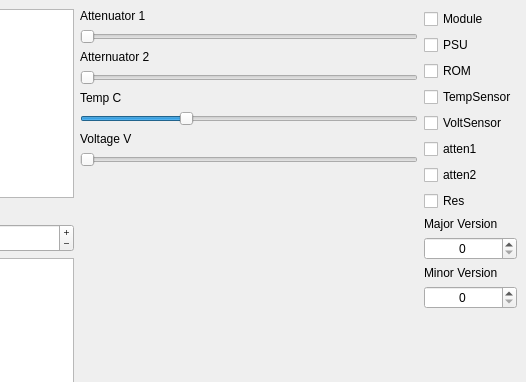
Qt form server/mainwindow.ui (brik13ET/lo1337l) before a commit; both pictures show x 274 to 800 and y 0 to 382 of the 800 by 479 pixel window.
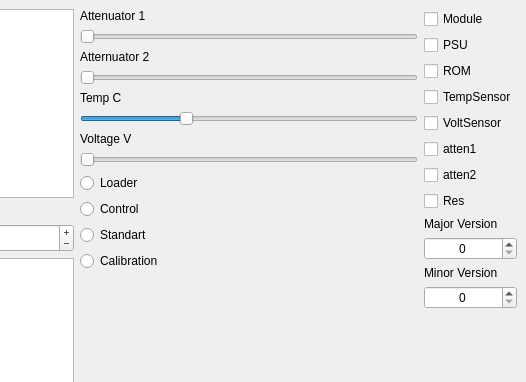
The same form after that commit.

```diff
--- a/server/mainwindow.ui
+++ b/server/mainwindow.ui
@@ -143,6 +143,38 @@
           </property>
          </widget>
         </item>
+        <item>
+         <layout class="QVBoxLayout" name="verticalLayout_3">
+          <item>
+           <widget class="QRadioButton" name="loaderRadio">
+            <property name="text">
+             <string>Loader</string>
+            </property>
+           </widget>
+          </item>
+          <item>
+           <widget class="QRadioButton" name="controlRadio">
+            <property name="text">
+             <string>Control</string>
+            </property>
+           </widget>
+          </item>
+          <item>
+           <widget class="QRadioButton" name="standartRadio">
+            <property name="text">
+             <string>Standart</string>
+            </property>
+           </widget>
+          </item>
+          <item>
+           <widget class="QRadioButton" name="calibrRadio">
+            <property name="text">
+             <string>Calibration</string>
+            </property>
+           </widget>
+          </item>
+         </layout>
+        </item>
         <item>
          <spacer name="verticalSpacer">
           <property name="orientation">
```
